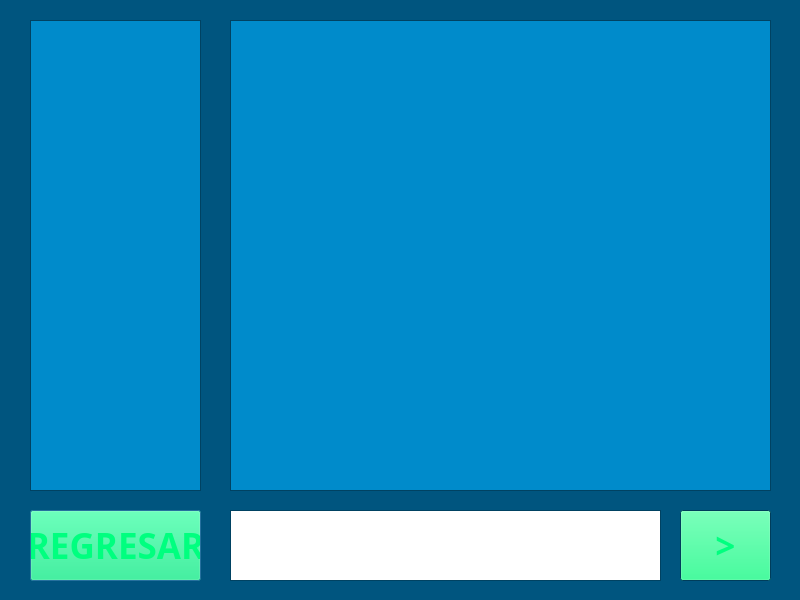
Before: the Qt Designer form Chat2/direct.ui in 11hengstenberg/Chat-Interface, drawn with Qt 5.
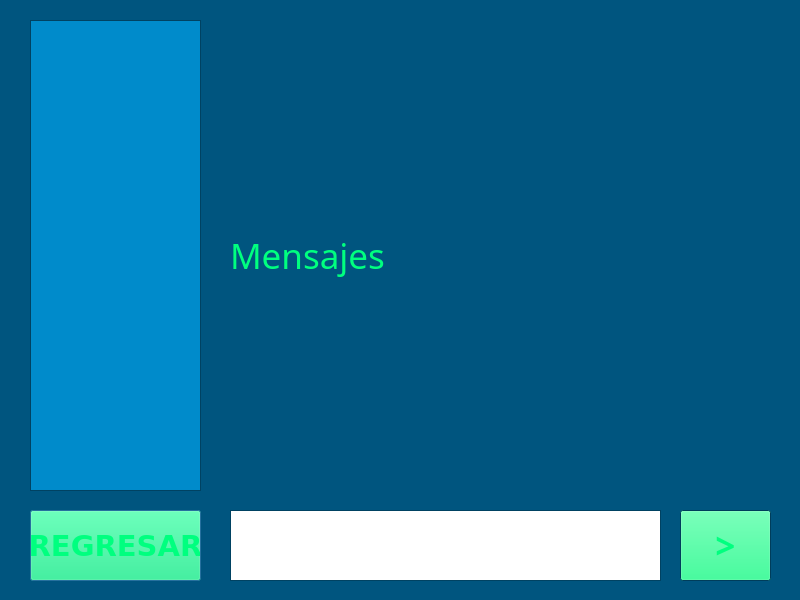
After: the same form once the commit is applied.

```diff
--- a/Chat2/direct.ui
+++ b/Chat2/direct.ui
@@ -240,23 +240,7 @@
     </font>
    </property>
   </widget>
-  <widget class="QListView" name="listView_2">
-   <property name="geometry">
-    <rect>
-     <x>230</x>
-     <y>20</y>
-     <width>541</width>
-     <height>471</height>
-    </rect>
-   </property>
-   <property name="font">
-    <font>
-     <family>Agency FB</family>
-     <pointsize>10</pointsize>
-    </font>
-   </property>
-  </widget>
-  <widget class="QPushButton" name="pushButton">
+  <widget class="QPushButton" name="regresar">
    <property name="geometry">
     <rect>
      <x>30</x>
@@ -267,8 +251,8 @@
    </property>
    <property name="font">
     <font>
-     <family>Agency FB</family>
-     <pointsize>26</pointsize>
+     <family>DejaVu Sans</family>
+     <pointsize>22</pointsize>
      <weight>75</weight>
      <bold>true</bold>
     </font>
@@ -345,6 +329,19 @@
     <string>&gt;</string>
    </property>
   </widget>
+  <widget class="QLabel" name="mensajes">
+   <property name="geometry">
+    <rect>
+     <x>230</x>
+     <y>30</y>
+     <width>531</width>
+     <height>451</height>
+    </rect>
+   </property>
+   <property name="text">
+    <string>Mensajes</string>
+   </property>
+  </widget>
  </widget>
  <resources/>
  <connections/>
```
Left out of the diff: 4 changed lines with no effect on the pictures.
